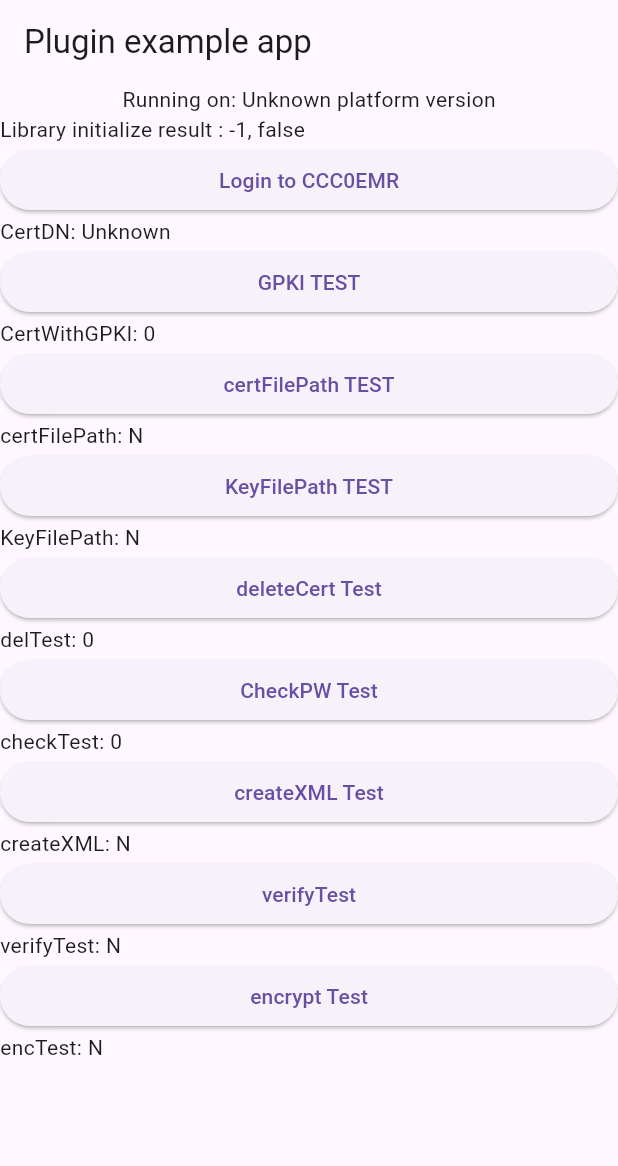
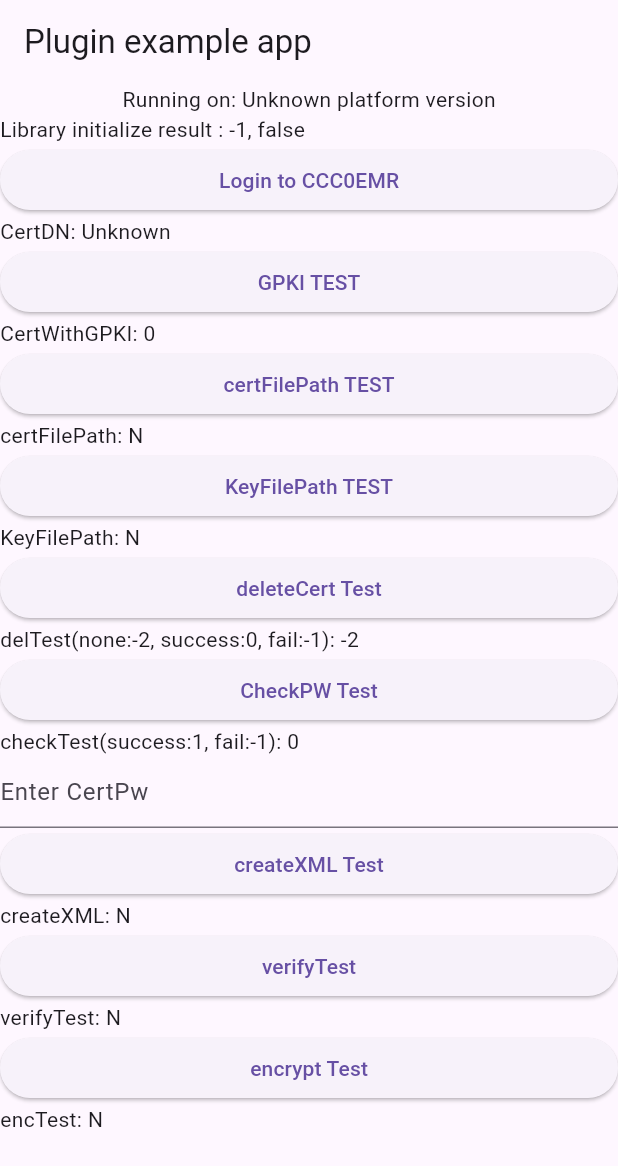
Before and after one commit to mjh2550/Certification.FlutterPlugIn, a Flutter app: the screen it shows after launch, on a phone screen of 412 x 824 dp. Shown: the top 1166 px of the screen. Run offline on Flutter 3.47's test engine with Material 3 defaults, Android fonts, the phone set to English and light mode, and no system bars; our stand-ins replace permission_handler, plugin_platform_interface.

Commit message:
비밀번호 체크, 인증서 삭제 구현

```diff
--- a/example/lib/main.dart
+++ b/example/lib/main.dart
@@ -21,7 +21,7 @@ class _MyAppState extends State<MyApp> {
   String _platformVersion = 'Unknown';
   int _libInitializeResult = -1;
   String _certDn = 'Unknown';
-  int _delTest = 0;
+  int _delTest = -2;
   int _checkTest = 0;
   int _gpkiTest = 0;
   String _verifyTest = 'N';
@@ -29,6 +29,7 @@ class _MyAppState extends State<MyApp> {
   String _createTest = 'N';
   String _filePathTest = 'N';
   String _keyFilePathTest = 'N';
+  TextEditingController _textController = TextEditingController();
   PermissionStatus _permissionStatus = PermissionStatus.denied;
   final _certificationPlugin = Certification();
 
@@ -102,49 +103,48 @@ class _MyAppState extends State<MyApp> {
               child: const Text('Login to CCC0EMR'),
             ),
             Text('CertDN: $_certDn'),
-
             ElevatedButton(
               onPressed: () => getCertWithGPKI(),
               child: const Text('GPKI TEST'),
             ),
             Text('CertWithGPKI: $_gpkiTest'),
-
             ElevatedButton(
               onPressed: () => getCertfilePath(_certDn),
               child: const Text('certFilePath TEST'),
             ),
             Text('certFilePath: $_filePathTest'),
-
             ElevatedButton(
               onPressed: () => getCertPrivateKeyfilePath(_certDn),
               child: const Text('KeyFilePath TEST'),
             ),
             Text('KeyFilePath: $_keyFilePathTest'),
-
             ElevatedButton(
               onPressed: () => deleteCert(_filePathTest),
               child: const Text('deleteCert Test'),
             ),
-            Text('delTest: $_delTest'),
-
+            Text('delTest(none:-2, success:0, fail:-1): $_delTest'),
             ElevatedButton(
-              onPressed: () => checkCertPassword(_filePathTest,"1111"),
+              onPressed: () =>
+                  checkCertPassword(_filePathTest, _textController.text),
               child: const Text('CheckPW Test'),
             ),
-            Text('checkTest: $_checkTest'),
-
+            Text('checkTest(success:1, fail:-1): $_checkTest'),
+            TextField(
+              controller: _textController,
+              decoration: const InputDecoration(
+                hintText: 'Enter CertPw',
+              ),
+            ),
             ElevatedButton(
               onPressed: () => createCert(),
               child: const Text('createXML Test'),
             ),
             Text('createXML: $_createTest'),
-
             ElevatedButton(
               onPressed: () => verifySignData(),
               child: const Text('verifyTest'),
             ),
             Text('verifyTest: $_verifyTest'),
-
             ElevatedButton(
               onPressed: () => encryptCert(),
               child: const Text('encrypt Test'),
@@ -231,7 +231,7 @@ class _MyAppState extends State<MyApp> {
   Future<void> encryptCert() async {
     String testResult;
     try {
-      testResult = await _certificationPlugin.encryptCert('xmltest','aaaa');
+      testResult = await _certificationPlugin.encryptCert('xmltest', 'aaaa');
     } on PlatformException {
       testResult = 'fail';
     }
@@ -257,11 +257,7 @@ class _MyAppState extends State<MyApp> {
 
   ///인증서 데이터 검증(REST)
   Future<void> verifications() async {
-    try {
-
-    } on PlatformException {
-
-    }
+    try {} on PlatformException {}
   }
 
   ///인증서 데이터 삭제
@@ -275,6 +271,11 @@ class _MyAppState extends State<MyApp> {
 
     setState(() {
       _delTest = testResult;
+      if(testResult == 0) {
+        _certDn = "";
+        _filePathTest = "";
+        _keyFilePathTest = "";
+      }
     });
   }
 
```
Also changed, not shown: 1 other file.
